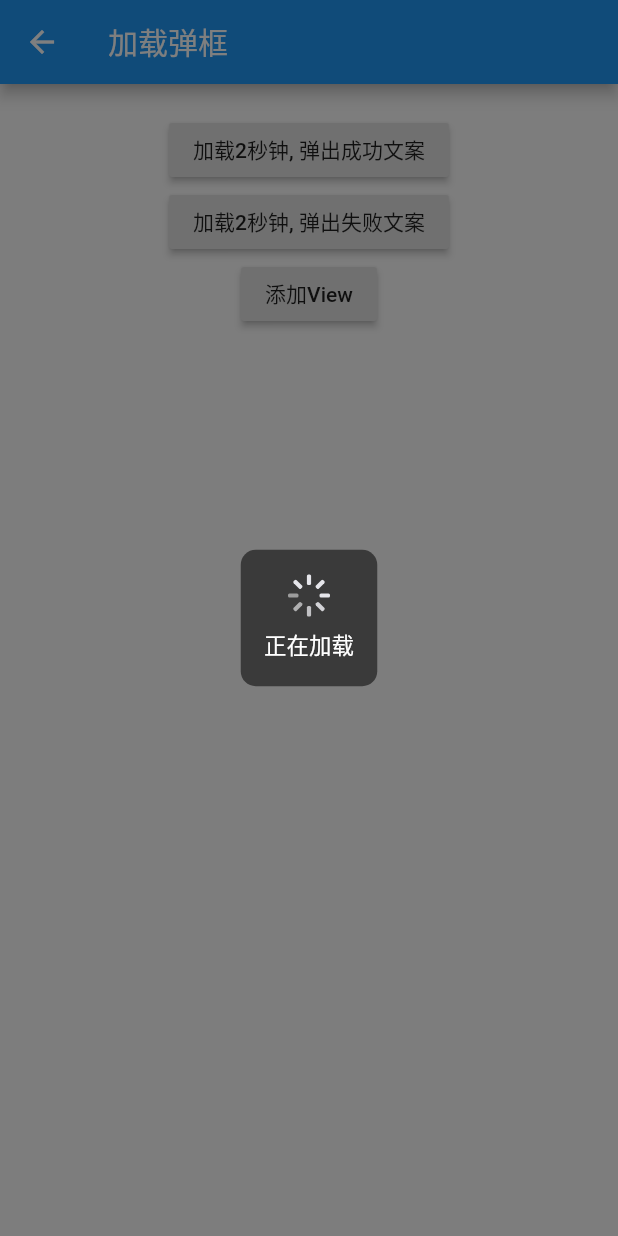
After one commit to AonoCandal/flutter_demo, a Flutter app: the ProgressDialogPage screen opened by its route, after a tap on "加载2秒钟, 弹出成功文案", on a phone screen of 412 x 824 dp. The commit adds this screen. Run offline on Flutter 3.47's test engine with Material 2 defaults, Android fonts, the phone set to English and light mode, and no system bars; our stand-ins replace audioplayers, fluttertoast, rxdart, sqflite; accounts and stored records are empty; statements that could not run were skipped.

Commit message:
添加加载

```diff
--- a/lib/main.dart
+++ b/lib/main.dart
@@ -1,10 +1,12 @@
 import 'package:flutter/material.dart';
 import 'package:flutter_demo/page/calendar_page.dart';
+import 'package:flutter_demo/page/empty_layout_page.dart';
 import 'package:flutter_demo/page/home_page.dart';
 import 'package:flutter_demo/page/image_page.dart';
 import 'package:flutter_demo/page/life_cycle_page.dart';
 import 'package:flutter_demo/page/list_in_list_page.dart';
 import 'package:flutter_demo/page/my_home_page.dart';
+import 'package:flutter_demo/page/progress_dialog_page.dart';
 
 import 'page/letterpage.dart';
 
@@ -28,6 +30,8 @@ class MyApp extends StatelessWidget {
         '/lifecycle': (_) => new LifeCyclePage(),
         '/calendar': (_) => new CalendarPage(),
         '/ListinList': (_) => new ListInListPage(),
+        '/EmptyLayout': (_) => new EmptyLayoutPage(),
+        '/ProgressDialog': (_) => new ProgressDialogPage(),
       },
     );
   }
--- a/lib/page/home_page.dart
+++ b/lib/page/home_page.dart
@@ -97,6 +97,8 @@ class HomeState extends State<HomePage> implements NotifyListener {
                 _buildButton("lifeCycle", '/lifecycle'),
                 _buildButton("calendar", '/calendar'),
                 _buildButton("ListInList", '/ListinList'),
+                _buildButton("EmptyLayout", '/EmptyLayout'),
+                _buildButton("ProgressDialog", '/ProgressDialog'),
               ],
             )
           ],
--- /dev/null
+++ b/lib/page/progress_dialog_page.dart
@@ -0,0 +1,76 @@
+import 'dart:async';
+
+import 'package:flutter/material.dart';
+import 'package:flutter_demo/widget/progress_dialog.dart';
+import 'package:fluttertoast/fluttertoast.dart';
+
+class ProgressDialogPage extends StatefulWidget {
+  @override
+  State<StatefulWidget> createState() {
+    return ProgressDialogState();
+  }
+}
+
+class ProgressDialogState extends State<ProgressDialogPage>
+    with TickerProviderStateMixin {
+  @override
+  Widget build(BuildContext context) {
+    return Scaffold(
+      appBar: AppBar(
+        title: Text('加载弹框'),
+      ),
+      body: Container(
+        padding: EdgeInsets.all(20.0),
+        width: double.infinity,
+        child: Column(
+          crossAxisAlignment: CrossAxisAlignment.center,
+          children: <Widget>[
+            buildButton('加载2秒钟, 弹出成功文案', _click2SecondSuccess),
+            buildButton('加载2秒钟, 弹出失败文案', _click2SecondFailed),
+            buildButton('添加View', _click2addView),
+          ],
+        ),
+      ),
+    );
+  }
+
+  Widget buildButton(String name, VoidCallback onclick) {
+    return RaisedButton(
+      onPressed: onclick,
+      child: Text(name),
+    );
+  }
+
+  /// 加载2秒钟, 弹出成功文案
+  void _click2SecondSuccess() {
+    ProgressDialog.showProgressDialog(
+        context: context,
+        future: Future.delayed(Duration(seconds: 2), () {
+          Fluttertoast.showToast(msg: '成功', gravity: ToastGravity.CENTER);
+        }));
+  }
+
+  /// 加载2秒钟, 弹出失败Toast
+  void _click2SecondFailed() {
+    ProgressDialog.showStateDialog(
+        context: context,
+        loadingText: '加载成功',
+        icon: Icon(
+          Icons.check_circle_outline,
+          size: 28.0,
+          color: Colors.white,
+        ));
+  }
+
+  /// 添加View
+  void _click2addView() {
+    Stack(
+      children: <Widget>[
+        context.widget,
+        Center(
+          child: Text('sss'),
+        )
+      ],
+    );
+  }
+}
--- a/lib/widget/flutterDropdownMenu/dropdown_menu.dart
+++ b/lib/widget/flutterDropdownMenu/dropdown_menu.dart
@@ -249,7 +249,7 @@ class _DropdownMenuState extends DropdownState<DropdownMenu>
 
   int _activeIndex;
 
-  Future<Null> onShow(int index) {
+  Future onShow(int index) {
     //哪一个是要展示的
 
     assert(index >= 0 && index < _dropdownAnimations.length);
--- /dev/null
+++ b/lib/widget/progress_dialog.dart
@@ -0,0 +1,232 @@
+import 'dart:async';
+import 'dart:math' as math;
+
+import 'package:flutter/cupertino.dart';
+import 'package:flutter/material.dart';
+
+const double _kTwoPI = math.pi * 2.0;
+const int _kTickCount = 8;
+const int _kHalfTickCount = _kTickCount ~/ 2;
+const Color _kTickColor = CupertinoColors.lightBackgroundGray;
+const Color _kActiveTickColor = Color(0xFF9D9D9D);
+const Color _kDefaultBgColor = Color(0xE6333333);
+const double _kDefaultIndicatorRadius = 10.0;
+const double _kDefaultIconSize = 28.0;
+const double _kDefaultSideLength = 91.0;
+const String _kDefaultLoadingText = '正在加载';
+const TextStyle _kDefaultLoadingTextStyle =
+    TextStyle(color: Colors.white, fontSize: 15.0);
+
+class ProgressDialog {
+  /// 显示正在加载弹窗
+  static showProgressDialog({
+    @required BuildContext context,
+    @required Future future,
+    String loadingText = _kDefaultLoadingText,
+    TextStyle loadingTextStyle = _kDefaultLoadingTextStyle,
+  }) {
+    showStateDialog(
+        context: context,
+        future: future,
+        loadingText: loadingText,
+        barrierDismissible: false,
+        loadingTextStyle: loadingTextStyle);
+  }
+
+  /// 显示状态弹窗
+  static showStateDialog({
+    @required BuildContext context,
+    Future future,
+    Color bgColor = _kDefaultBgColor,
+    String loadingText = _kDefaultLoadingText,
+    TextStyle loadingTextStyle = _kDefaultLoadingTextStyle,
+    double iconSize = _kDefaultIconSize,
+    Widget icon,
+    double sideLength = _kDefaultSideLength,
+    bool barrierDismissible = true,
+  }) {
+    // 弹窗是否已经弹出过
+    bool hasPopped = false;
+    showGeneralDialog(
+        context: context,
+        barrierDismissible: barrierDismissible,
+        barrierLabel:
+            MaterialLocalizations.of(context).modalBarrierDismissLabel,
+        transitionDuration: const Duration(milliseconds: 150),
+        transitionBuilder: _buildMaterialDialogTransitions,
+        pageBuilder: (BuildContext buildContext, Animation<double> animation,
+            Animation<double> secondaryAnimation) {
+          final ThemeData theme = Theme.of(context, shadowThemeOnly: true);
+          final Widget pageChild = Builder(builder: (BuildContext context) {
+            return ProgressCenterContent(
+              bgColor: bgColor,
+              loadingText: loadingText,
+              loadingTextStyle: loadingTextStyle,
+              iconSize: iconSize,
+              icon: icon,
+              sideLength: sideLength,
+            );
+          });
+          return WillPopScope(
+            onWillPop: () {
+              hasPopped = true;
+              return Future.value(true);
+            },
+            child: SafeArea(
+              child: Builder(builder: (BuildContext context) {
+                return theme != null
+                    ? Theme(data: theme, child: pageChild)
+                    : pageChild;
+              }),
+            ),
+          );
+        });
+    (future ?? Future.delayed(Duration(seconds: 2))).whenComplete(() {
+      if (!hasPopped) {
+        Navigator.of(context).pop();
+      }
+    });
+  }
+
+  static Widget _buildMaterialDialogTransitions(
+      BuildContext context,
+      Animation<double> animation,
+      Animation<double> secondaryAnimation,
+      Widget child) {
+    return FadeTransition(
+      opacity: CurvedAnimation(
+        parent: animation,
+        curve: Curves.easeOut,
+      ),
+      child: child,
+    );
+  }
+}
+
+class ProgressCenterContent extends StatefulWidget {
+  final Color bgColor;
+  final String loadingText;
+  final TextStyle loadingTextStyle;
+  final double iconSize;
+  final Widget icon;
+  final double sideLength;
+
+  const ProgressCenterContent({
+    Key key,
+    this.bgColor,
+    this.loadingText,
+    this.loadingTextStyle,
+    this.iconSize,
+    this.icon,
+    this.sideLength,
+  }) : super(key: key);
+
+  @override
+  State<StatefulWidget> createState() {
+    return ProgressCenterContentState();
+  }
+}
+
+class ProgressCenterContentState extends State<ProgressCenterContent>
+    with TickerProviderStateMixin {
+  AnimationController _controller;
+
+  @override
+  void initState() {
+    super.initState();
+    _controller = AnimationController(
+      duration: const Duration(seconds: 1),
+      vsync: this,
+    );
+    _controller.repeat();
+  }
+
+  @override
+  void dispose() {
+    _controller.dispose();
+    super.dispose();
+  }
+
+  @override
+  Widget build(BuildContext context) {
+    return Scaffold(
+      backgroundColor: Colors.transparent,
+      body: Center(
+        child: Container(
+          height: widget.sideLength,
+          width: widget.sideLength,
+          decoration: BoxDecoration(
+              color: widget.bgColor, borderRadius: BorderRadius.circular(10.0)),
+          child: Column(
+            mainAxisAlignment: MainAxisAlignment.center,
+            crossAxisAlignment: CrossAxisAlignment.center,
+            mainAxisSize: MainAxisSize.min,
+            children: <Widget>[
+              SizedBox(
+                height: widget.iconSize,
+                width: widget.iconSize,
+                child: widget.icon == null
+                    ? CustomPaint(
+                        painter: _CupertinoActivityIndicatorPainter(
+                          position: _controller,
+                          radius: widget.iconSize / 2,
+                        ),
+                      )
+                    : widget.icon,
+              ),
+              Padding(
+                padding: const EdgeInsets.only(top: 8.0),
+                child: Text(
+                  widget.loadingText ?? _kDefaultLoadingText,
+                  style: _kDefaultLoadingTextStyle,
+                ),
+              )
+            ],
+          ),
+        ),
+      ),
+    );
+  }
+}
+
+class _CupertinoActivityIndicatorPainter extends CustomPainter {
+  _CupertinoActivityIndicatorPainter({
+    this.position,
+    double radius,
+  })  : tickFundamentalRRect = RRect.fromLTRBXY(
+            -radius,
+            1.0 * radius / _kDefaultIndicatorRadius,
+            -radius / 2.0,
+            -1.0 * radius / _kDefaultIndicatorRadius,
+            1.0,
+            1.0),
+        super(repaint: position);
+
+  final Animation<double> position;
+  final RRect tickFundamentalRRect;
+
+  @override
+  void paint(Canvas canvas, Size size) {
+    final Paint paint = Paint();
+
+    canvas.save();
+    canvas.translate(size.width / 2.0, size.height / 2.0);
+
+    final int activeTick = (_kTickCount * position.value).floor();
+
+    for (int i = 0; i < _kTickCount; ++i) {
+      final double t =
+          (((i + activeTick) % _kTickCount) / _kHalfTickCount).clamp(0.0, 1.0);
+      paint.color = Color.lerp(_kActiveTickColor, _kTickColor, t);
+      canvas.drawRRect(tickFundamentalRRect, paint);
+      canvas.rotate(-_kTwoPI / _kTickCount);
+    }
+
+    canvas.restore();
+  }
+
+  @override
+  bool shouldRepaint(_CupertinoActivityIndicatorPainter oldPainter) {
+    return oldPainter.position != position;
+  }
+}
--- a/pubspec.yaml
+++ b/pubspec.yaml
@@ -6,6 +6,8 @@ dependencies:
     sdk: flutter
   sqflite: any
   path_provider: ^0.4.0
+  fluttertoast: 2.2.2
+  rxdart: 0.19.0
   intl: ^0.15.7
   # The following adds the Cupertino Icons font to your application.
   # Use with the CupertinoIcons class for iOS style icons.
```
Also changed, not shown: lib/page/bloc/bloc_empty_layout.dart (added, +82 -0 lines), lib/page/empty_layout_page.dart (added, +64 -0 lines), pubspec.lock, 1 other file.
